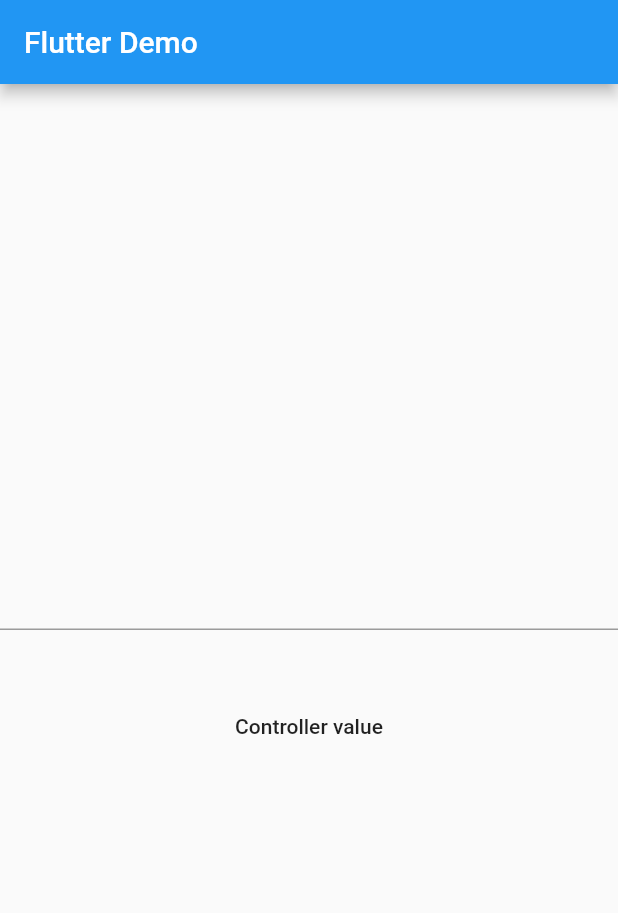
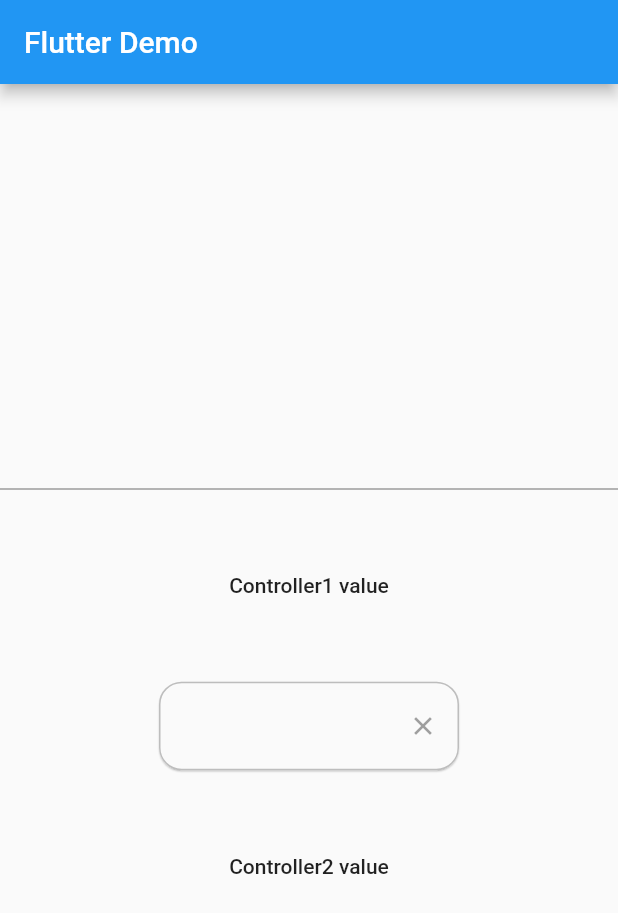
Before and after one commit to IsaiasSantana/currency_textfield, a Flutter app: the screen it shows after launch, on a phone screen of 412 x 824 dp. Shown: the top 913 px of the screen. Run offline on Flutter 3.47's test engine with Material 2 defaults, Android fonts, the light colour scheme and no system bars; our stand-ins replace decimal.

Commit message:
improved sample

```diff
--- /dev/null
+++ b/example/lib/input_field.dart
@@ -0,0 +1,140 @@
+import 'package:flutter/material.dart';
+import 'package:flutter/services.dart';
+
+FilteringTextInputFormatter allValues =
+    FilteringTextInputFormatter.allow(RegExp('.*'));
+
+class BuildInputField extends StatefulWidget {
+  BuildInputField(
+      {Key? key,
+      required this.controle,
+      this.mascara,
+      this.textInputButton = TextInputAction.done,
+      this.tipoTeclado = TextInputType.text,
+      this.validator,
+      this.hint,
+      this.width = 200,
+      this.oculto = false,
+      this.finishFunction,
+      this.clear = false,
+      this.tapFunction,
+      this.lines = 1,
+      this.raio = 15,
+      this.elevacao = 0.5,
+      this.mudeiTextoFunction,
+      estilo,
+      this.mostrarHint = true,
+      this.liberado = true,
+      this.alinhamento = TextAlign.start,
+      this.disabledColor,
+      this.capitalization})
+      : estilo = estilo ?? TextStyle(fontSize: 16),
+        super(key: key);
+  final TextEditingController controle;
+  final dynamic mascara;
+  final TextInputAction textInputButton;
+  final TextInputType tipoTeclado;
+  final FormFieldValidator<String>? validator;
+  final String? hint;
+  final double width;
+  final bool oculto;
+  final Function? finishFunction;
+  final bool clear;
+  final Function? tapFunction;
+  final int? lines;
+  final double raio;
+  final double elevacao;
+  final TextStyle estilo;
+  final Function(String)? mudeiTextoFunction;
+  final bool mostrarHint;
+  final bool liberado;
+  final TextAlign alinhamento;
+  final Color? disabledColor;
+  final TextCapitalization? capitalization;
+  @override
+  _BuildInputFieldState createState() => _BuildInputFieldState();
+}
+
+class _BuildInputFieldState extends State<BuildInputField> {
+  @override
+  Widget build(BuildContext context) {
+    return SizedBox(
+      width: widget.width,
+      child: Material(
+        borderRadius: BorderRadius.circular(widget.raio),
+        elevation: widget.elevacao,
+        child: TextFormField(
+          textCapitalization: widget.capitalization ?? TextCapitalization.none,
+          textAlign: widget.alinhamento,
+          enabled: widget.liberado,
+          style: widget.estilo,
+          maxLines: widget.lines,
+          obscureText: widget.oculto,
+          cursorColor: Colors.transparent,
+          controller: widget.controle,
+          inputFormatters: [widget.mascara ?? allValues],
+          autocorrect: false,
+          keyboardType: widget.tipoTeclado,
+          autovalidateMode: AutovalidateMode.onUserInteraction,
+          validator: widget.validator,
+          onEditingComplete: widget.finishFunction as void Function()?,
+          textInputAction: widget.textInputButton,
+          onTap: widget.tapFunction as void Function()?,
+          onChanged: widget.mudeiTextoFunction,
+          decoration: InputDecoration(
+            labelText: widget.mostrarHint ? widget.hint : null,
+            hintText: widget.hint,
+            hintStyle: TextStyle(fontSize: 16, color: Colors.grey),
+            fillColor: Colors.grey[50],
+            filled: true,
+            focusedBorder: OutlineInputBorder(
+              borderRadius: BorderRadius.circular(widget.raio),
+              borderSide: const BorderSide(color: Colors.blue),
+            ),
+            enabledBorder: OutlineInputBorder(
+              borderRadius: BorderRadius.circular(widget.raio),
+              borderSide: BorderSide(color: Colors.grey[400]!),
+            ),
+            errorBorder: OutlineInputBorder(
+              borderRadius: BorderRadius.circular(widget.raio),
+              borderSide: const BorderSide(color: Colors.red),
+            ),
+            border: OutlineInputBorder(
+              borderRadius: BorderRadius.circular(widget.raio),
+              borderSide: BorderSide(color: Colors.grey[400]!),
+            ),
+            disabledBorder: OutlineInputBorder(
+              borderRadius: BorderRadius.circular(widget.raio),
+              borderSide:
+                  BorderSide(color: widget.disabledColor ?? Colors.grey[100]!),
+            ),
+            errorMaxLines: 3,
+            suffixIcon: widget.clear
+                ? Material(
+                    type: MaterialType.transparency,
+                    child: InkWell(
+                      canRequestFocus: false,
+                      borderRadius: const BorderRadius.all(Radius.circular(24)),
+                      child: Icon(Icons.clear, color: Colors.grey, size: 20),
+                      onTap: () {
+                        widget.controle.clear();
+                        if (widget.mascara != null) {
+                          if (widget.mascara is FilteringTextInputFormatter ==
+                              false) {
+                            widget.mascara.clear();
+                          }
+                        }
+
+                        if (widget.mudeiTextoFunction != null) {
+                          widget.mudeiTextoFunction!('');
+                        }
+                      },
+                    ),
+                  )
+                : null,
+          ),
+        ),
+      ),
+    );
+  }
+}
--- a/example/lib/main.dart
+++ b/example/lib/main.dart
@@ -1,6 +1,7 @@
 // ignore_for_file: avoid_print
 
 import 'package:currency_textfield_2/currency_textfield_2.dart';
+import 'package:currency_textfield_2_example/input_field.dart';
 import 'package:flutter/material.dart';
 
 void main() => runApp(const MyApp());
@@ -31,6 +32,7 @@ class MyHomePage extends StatefulWidget {
 
 class _MyHomePageState extends State<MyHomePage> {
   final CurrencyTextFieldController _controller = CurrencyTextFieldController();
+  final CurrencyTextFieldController _controller2 = CurrencyTextFieldController();
 
   @override
   Widget build(BuildContext context) {
@@ -54,7 +56,26 @@ class _MyHomePageState extends State<MyHomePage> {
               print(_controller.value);
               print(_controller.text);
             },
-            child: const Text('Controller value'),
+            child: const Text('Controller1 value'),
+          ),
+          const SizedBox(
+            height: 40,
+          ),
+          BuildInputField(
+            controle: _controller2,
+            tipoTeclado: TextInputType.number,
+            clear: true,
+            mascara: allValues,
+          ),
+          const SizedBox(
+            height: 40,
+          ),
+          MaterialButton(
+            onPressed: () {
+              print(_controller2.doubleValue);
+              print(_controller2.text);
+            },
+            child: const Text('Controller2 value'),
           ),
         ],
       ),
```
